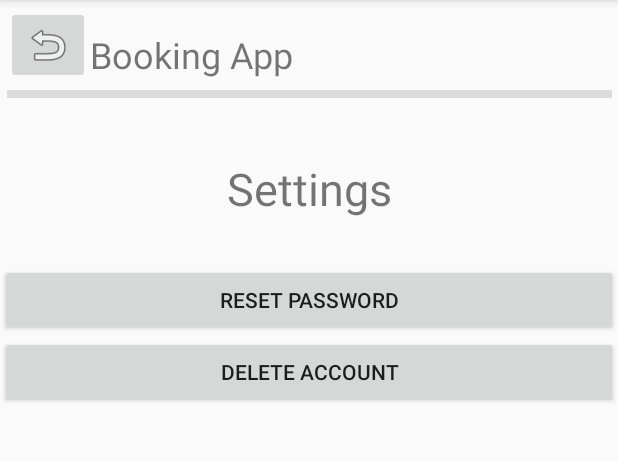
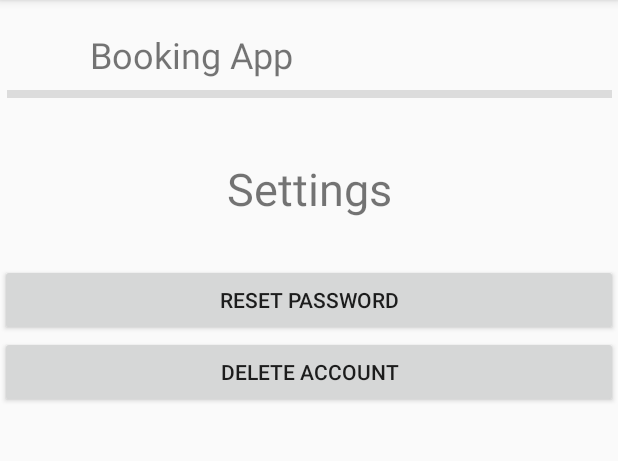
Before and after one commit to Yang88l/AndroidGroupAssignment, an Android app: the settings screen opened directly, with no data from a screen before it, on a phone screen of 412 x 824 dp, the part 84-545 px from its top. Run offline under Robolectric (Android 15) with nearby library versions, the phone set to English and light mode, and no system bars.

Commit message:
delete back button for settings page

```diff
--- a/app/src/main/res/layout/settings.xml
+++ b/app/src/main/res/layout/settings.xml
@@ -59,15 +59,4 @@
         app:layout_constraintStart_toStartOf="parent"
         app:layout_constraintTop_toBottomOf="@+id/button7" />
 
-    <ImageButton
-        android:id="@+id/imageButton2"
-        android:layout_width="wrap_content"
-        android:layout_height="wrap_content"
-        android:layout_marginStart="4dp"
-        android:layout_marginTop="4dp"
-        android:onClick="back_settings"
-        app:layout_constraintStart_toStartOf="parent"
-        app:layout_constraintTop_toTopOf="parent"
-        app:srcCompat="@android:drawable/ic_menu_revert" />
-
 </androidx.constraintlayout.widget.ConstraintLayout>
```
